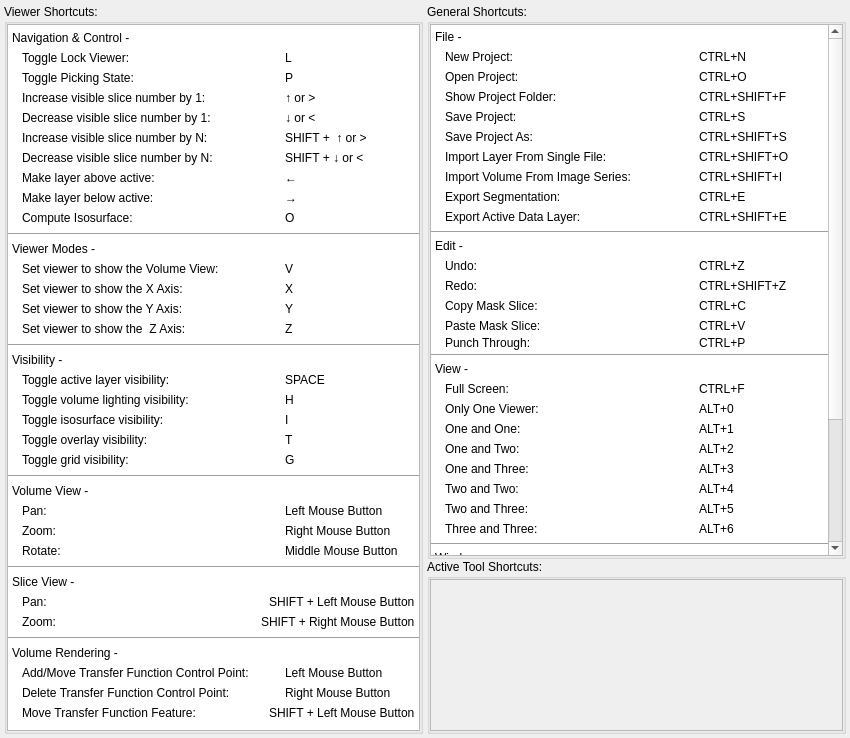
This is src/Interface/Application/ShortcutsInterface.ui in SCIInstitute/Seg3D as Qt 5 draws it before an edit. The edited form follows.
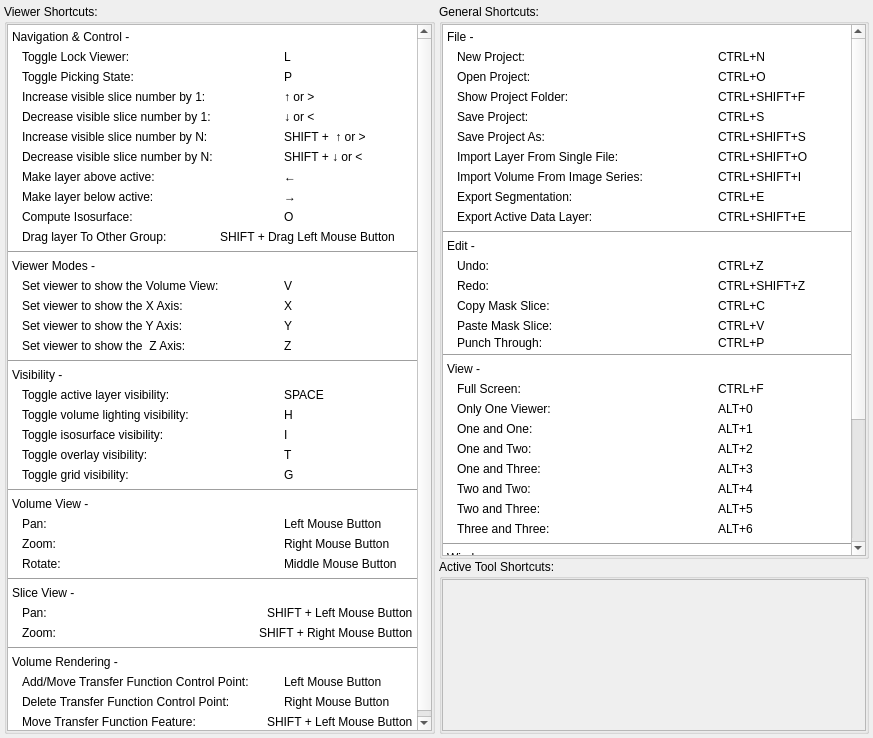
This is the edited form.

Commit message: Document layer drag to group.

What changed in the file:
```diff
--- a/src/Interface/Application/ShortcutsInterface.ui
+++ b/src/Interface/Application/ShortcutsInterface.ui
@@ -6,7 +6,7 @@
    <rect>
     <x>0</x>
     <y>0</y>
-    <width>850</width>
+    <width>873</width>
     <height>738</height>
    </rect>
   </property>
@@ -74,8 +74,8 @@
              <rect>
               <x>0</x>
               <y>0</y>
-              <width>446</width>
-              <height>703</height>
+              <width>408</width>
+              <height>722</height>
              </rect>
             </property>
             <layout class="QVBoxLayout" name="verticalLayout_13">
@@ -503,6 +503,53 @@
                   </layout>
                  </widget>
                 </item>
+                <item>
+                 <widget class="QWidget" name="widget_60_2" native="true">
+                  <property name="enabled">
+                   <bool>true</bool>
+                  </property>
+                  <property name="minimumSize">
+                   <size>
+                    <width>0</width>
+                    <height>20</height>
+                   </size>
+                  </property>
+                  <layout class="QHBoxLayout" name="horizontalLayout_56" stretch="0,0">
+                   <property name="spacing">
+                    <number>4</number>
+                   </property>
+                   <property name="leftMargin">
+                    <number>10</number>
+                   </property>
+                   <property name="topMargin">
+                    <number>0</number>
+                   </property>
+                   <property name="rightMargin">
+                    <number>0</number>
+                   </property>
+                   <property name="bottomMargin">
+                    <number>0</number>
+                   </property>
+                   <item>
+                    <widget class="QLabel" name="label_124">
+                     <property name="enabled">
+                      <bool>true</bool>
+                     </property>
+                     <property name="text">
+                      <string>Drag layer To Other Group:</string>
+                     </property>
+                    </widget>
+                   </item>
+                   <item>
+                    <widget class="QLabel" name="label_123">
+                     <property name="text">
+                      <string>SHIFT + Drag Left Mouse Button</string>
+                     </property>
+                    </widget>
+                   </item>
+                  </layout>
+                 </widget>
+                </item>
                </layout>
               </widget>
              </item>
@@ -1414,9 +1461,9 @@
             <property name="geometry">
              <rect>
               <x>0</x>
-              <y>-98</y>
-              <width>430</width>
-              <height>698</height>
+              <y>0</y>
+              <width>407</width>
+              <height>695</height>
              </rect>
             </property>
             <layout class="QVBoxLayout" name="verticalLayout_5">
@@ -2926,8 +2973,8 @@
              <rect>
               <x>0</x>
               <y>0</y>
-              <width>445</width>
-              <height>148</height>
+              <width>422</width>
+              <height>150</height>
              </rect>
             </property>
             <layout class="QVBoxLayout" name="verticalLayout_8">
```
